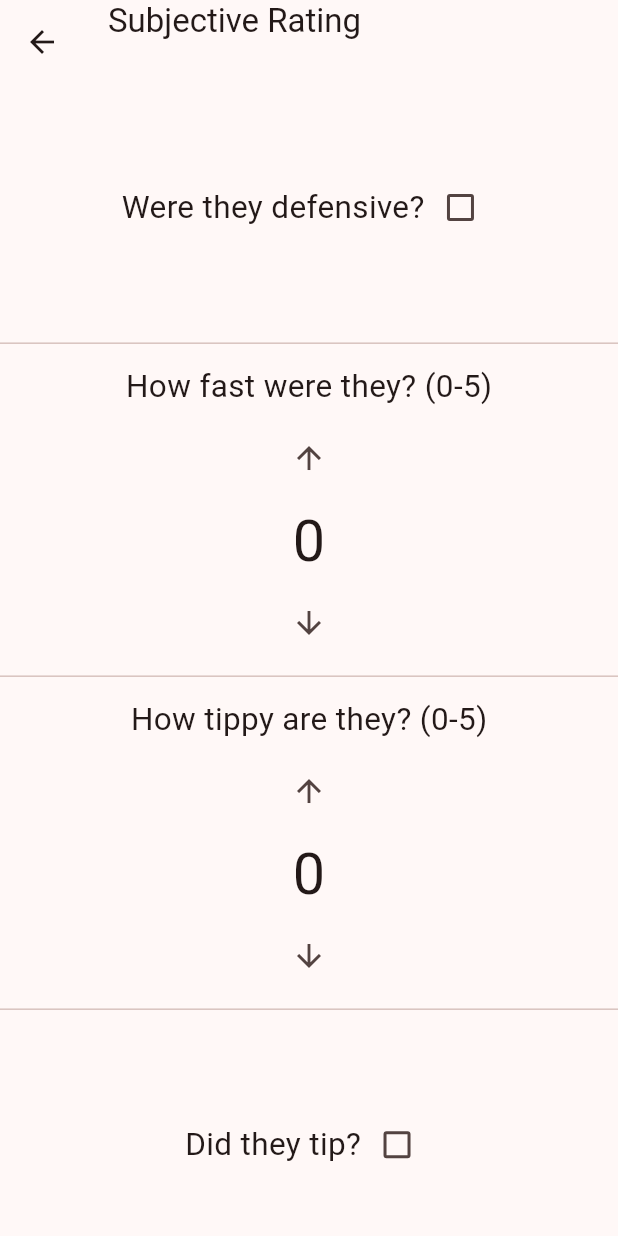
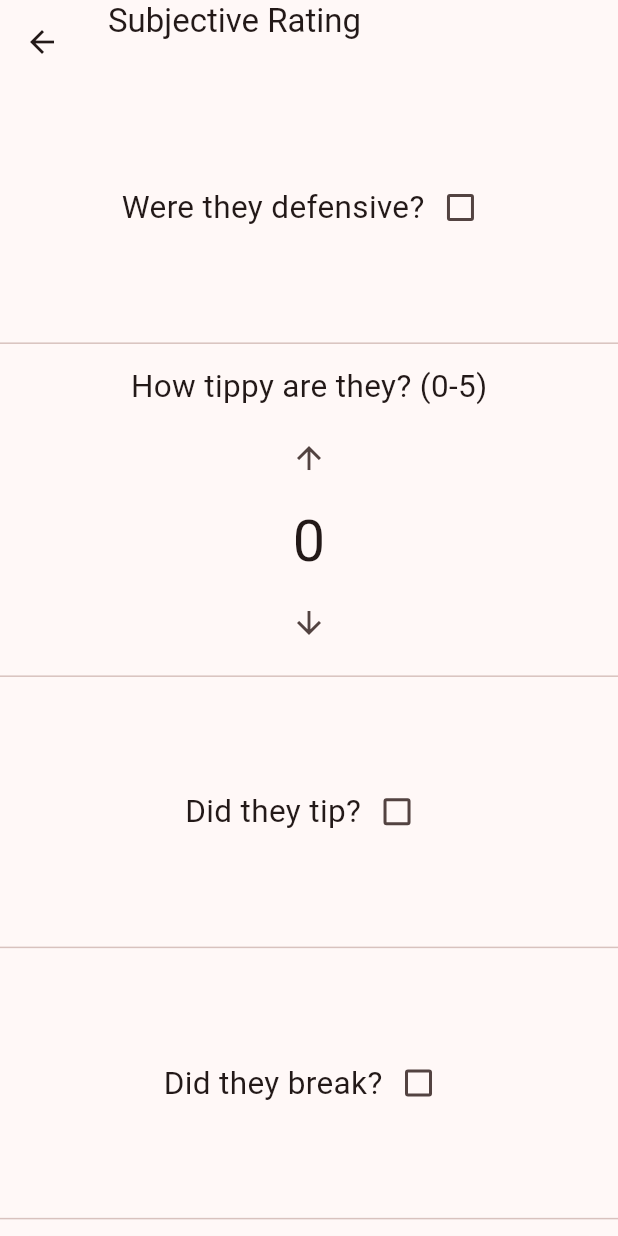
Before and after one commit to john-xu-1/frc1148_2023_scouting_app, a Flutter app: the SubjectiveForm screen opened directly with empty values, on a phone screen of 412 x 824 dp. Run offline on Flutter 3.47's test engine with Material 2 defaults, Android fonts, the phone set to English and light mode, and no system bars; missing offline and left inert: gsheets; key blocks and very long unbroken strings in the code were emptied for the run.

Commit message:
delete ally/speed/rating, added break?

```diff
--- a/lib/subjective_form.dart
+++ b/lib/subjective_form.dart
@@ -6,13 +6,11 @@ import 'teleop_form.dart' as tp;
 
 
 
-  int speed = 0;
   int tippiness = 0;
-  int roborating = 0;
 
   bool tip = false;
+  bool robotBreak = false;
   bool defensive = false;
-  bool ally = false;
 
 
 
@@ -26,34 +24,17 @@ class SubjectiveForm extends StatefulWidget {
 class _SubjectiveForm extends State<SubjectiveForm> {
 
   void _add (score){
-    if (score == "speed"){
-      if (speed >= 0 && speed < 5) setState(() => speed += 1);
-      print (speed);
-
-    }
-    else if (score == "tip"){
+   if (score == "tip"){
       if (tippiness >= 0 && tippiness < 5) setState(() => tippiness += 1);
       print (tippiness);
     }
-    else if (score == "rating"){
-      if (roborating >= 0 && roborating < 5) setState(() => roborating += 1);
-      print (roborating);
-    }
+
   }
 
   void _minus (score){
-    if (score == "speed"){
-      if (speed > 0 && speed <= 5) setState(() => speed -= 1);
-      print (speed);
-
-    }
-    else if (score == "tip"){
+    if (score == "tip"){
       if (tippiness > 0 && tippiness <= 5) setState(() => tippiness -= 1);
       print (tippiness);
-    }
-    else if (score == "rating"){
-      if (roborating > 0 && roborating <= 5) setState(() => roborating -= 1);
-      print (roborating);
     }
   }
 
@@ -88,7 +69,7 @@ class _SubjectiveForm extends State<SubjectiveForm> {
 
       // Writing data
 
-      final firstRow = [defensive, speed, tippiness, tip, roborating, ally];
+      final firstRow = [defensive, tippiness, robotBreak, tip];
       await sheet!.values.insertRowByKey (widget.teamName, firstRow, fromColumn: 19);
       // prints [index, letter, number, label]
       print(firstRow);
@@ -147,46 +128,45 @@ class _SubjectiveForm extends State<SubjectiveForm> {
               ),
             ),
             const Divider(),
-            Column(
-              children: [
-                Container(
-                  height: height/20,
-                  alignment: AlignmentDirectional.center,
-                  //color Colors.amber[400],
-                  child: const Text("How fast were they? (0-5)", textScaleFactor: 1.5,),
-                ),
-                Container(
-                  height: height/5,
-                  width: width,
-                  //color Colors.amber[400],
-                  child: Column(
-                    mainAxisAlignment: MainAxisAlignment.center,
-                    children: [
-                      IconButton (
-                          onPressed: () {
-                            _add("speed");
-                          },
-                          style: IconButton.styleFrom(
-                            minimumSize: Size(width, height/15),
-                          ),
-                          icon: const Icon(Icons.arrow_upward),
-                      ),
-                      Container(width: width/14, height: height/15, child: FittedBox(child: Text("$speed",textScaleFactor: 3.5,),),),
-                      IconButton (
-                          onPressed: () {
-                            _minus("speed");
-                          },
-                          style: IconButton.styleFrom(
-                            minimumSize: Size(width, height/15),
-                          ),
-                          icon: const Icon(Icons.arrow_downward),
-                      )
-                    ]
-                  )
-                ),
-              ],
-            ),
-            const Divider(),
+            // Column(
+            //   children: [
+            //     Container(
+            //       height: height/20,
+            //       alignment: AlignmentDirectional.center,
+            //       //color Colors.amber[400],
+            //       child: const Text("How fast were they? (0-5)", textScaleFactor: 1.5,),
+            //     ),
+            //     Container(
+            //       height: height/5,
+            //       width: width,
+            //       //color Colors.amber[400],
+            //       child: Column(
+            //         mainAxisAlignment: MainAxisAlignment.center,
+            //         children: [
+            //           IconButton (
+            //               onPressed: () {
+            //                 _add("speed");
+            //               },
+            //               style: IconButton.styleFrom(
+            //                 minimumSize: Size(width, height/15),
+            //               ),
+            //               icon: const Icon(Icons.arrow_upward),
+            //           ),
+            //           Container(width: width/14, height: height/15, child: FittedBox(child: Text("$speed",textScaleFactor: 3.5,),),),
+            //           IconButton (
+            //               onPressed: () {
+            //                 _minus("speed");
+            //               },
+            //               style: IconButton.styleFrom(
+            //                 minimumSize: Size(width, height/15),
+            //               ),
+            //               icon: const Icon(Icons.arrow_downward),
+            //           )
+            //         ]
+            //       )
+            //     ),
+            //   ],
+            // ),
             Column(
               children: [
                 Container(
@@ -251,46 +231,6 @@ class _SubjectiveForm extends State<SubjectiveForm> {
               ),
             ),
             const Divider(),
-            Column(
-              children: [
-                Container(
-                  height: height/20,
-                  alignment: AlignmentDirectional.center,
-                  //color Colors.amber[400],
-                  child: const Text("What rating would you give this robot (0-5)", textScaleFactor: 1.2, textAlign: TextAlign.center,),
-                ),
-                Container(
-                  height: height/5,
-                  width: width,
-                  //color Colors.amber[400],
-                  child: Column(
-                    mainAxisAlignment: MainAxisAlignment.center,
-                    children: [
-                      IconButton (
-                          onPressed: () {
-                            _add("rating");
-                          },
-                          style: IconButton.styleFrom(
-                            minimumSize: Size(width, height/15),
-                          ),
-                          icon: const Icon(Icons.arrow_upward),
-                      ),
-                      Container(width: width/14, height: height/15, child: FittedBox(child: Text("$roborating",textScaleFactor: 3.5,),),),
-                      IconButton (
-                          onPressed: () {
-                            _minus("rating");
-                          },
-                          style: IconButton.styleFrom(
-                            minimumSize: Size(width, height/15),
-                          ),
-                          icon: const Icon(Icons.arrow_downward),
-                      )
-                    ]
-                  )
-                ),
-              ],
-            ),
-            const Divider(),
             Container(
               width: width,
               height: height/5,
@@ -300,19 +240,83 @@ class _SubjectiveForm extends State<SubjectiveForm> {
                 mainAxisAlignment: MainAxisAlignment.center,
                 crossAxisAlignment: CrossAxisAlignment.center,
                 children: [
-                  const Text("Should we ally /w them?",textScaleFactor: 1.5,),
+                  const Text("Did they break?",textScaleFactor: 1.5,),
                   Checkbox(
-                    value: ally,
+                    value: robotBreak,
                     //color Colors.amber[700],
                     onChanged: (newValue) {
                       setState(() {
-                        ally = newValue!;
+                        robotBreak = newValue!;
                       });
                     },
                   ),
                 ]
               ),
             ),
+            const Divider(),
+
+            // Column(
+            //   children: [
+            //     Container(
+            //       height: height/20,
+            //       alignment: AlignmentDirectional.center,
+            //       //color Colors.amber[400],
+            //       child: const Text("What rating would you give this robot (0-5)", textScaleFactor: 1.2, textAlign: TextAlign.center,),
+            //     ),
+            //     Container(
+            //       height: height/5,
+            //       width: width,
+            //       //color Colors.amber[400],
+            //       child: Column(
+            //         mainAxisAlignment: MainAxisAlignment.center,
+            //         children: [
+            //           IconButton (
+            //               onPressed: () {
+            //                 _add("rating");
+            //               },
+            //               style: IconButton.styleFrom(
+            //                 minimumSize: Size(width, height/15),
+            //               ),
+            //               icon: const Icon(Icons.arrow_upward),
+            //           ),
+            //           Container(width: width/14, height: height/15, child: FittedBox(child: Text("$roborating",textScaleFactor: 3.5,),),),
+            //           IconButton (
+            //               onPressed: () {
+            //                 _minus("rating");
+            //               },
+            //               style: IconButton.styleFrom(
+            //                 minimumSize: Size(width, height/15),
+            //               ),
+            //               icon: const Icon(Icons.arrow_downward),
+            //           )
+            //         ]
+            //       )
+            //     ),
+            //   ],
+            // ),
+            // const Divider(),
+            // Container(
+            //   width: width,
+            //   height: height/5,
+            //   //color Colors.amber[300],
+            //   alignment: AlignmentDirectional.center,
+            //   child: Row(
+            //     mainAxisAlignment: MainAxisAlignment.center,
+            //     crossAxisAlignment: CrossAxisAlignment.center,
+            //     children: [
+            //       const Text("Should we ally /w them?",textScaleFactor: 1.5,),
+            //       Checkbox(
+            //         value: ally,
+            //         //color Colors.amber[700],
+            //         onChanged: (newValue) {
+            //           setState(() {
+            //             ally = newValue!;
+            //           });
+            //         },
+            //       ),
+            //     ]
+            //   ),
+            // ),
             ElevatedButton(
               onPressed: (){
                 _submitSection();
--- a/lib/teleop_form.dart
+++ b/lib/teleop_form.dart
@@ -508,13 +508,13 @@ void _addCone (score){
             ),
             ElevatedButton(
               onPressed: (){
-                subf.speed = 0;
+                // subf.speed = 0;
                 subf.tippiness = 0;
-                subf.roborating = 0;
+                // subf.roborating = 0;
 
                 subf.tip = false;
                 subf.defensive = false;
-                subf.ally = false;
+                // subf.ally = false;
                 setState(() {
                   Navigator.push(
                     context,
```
